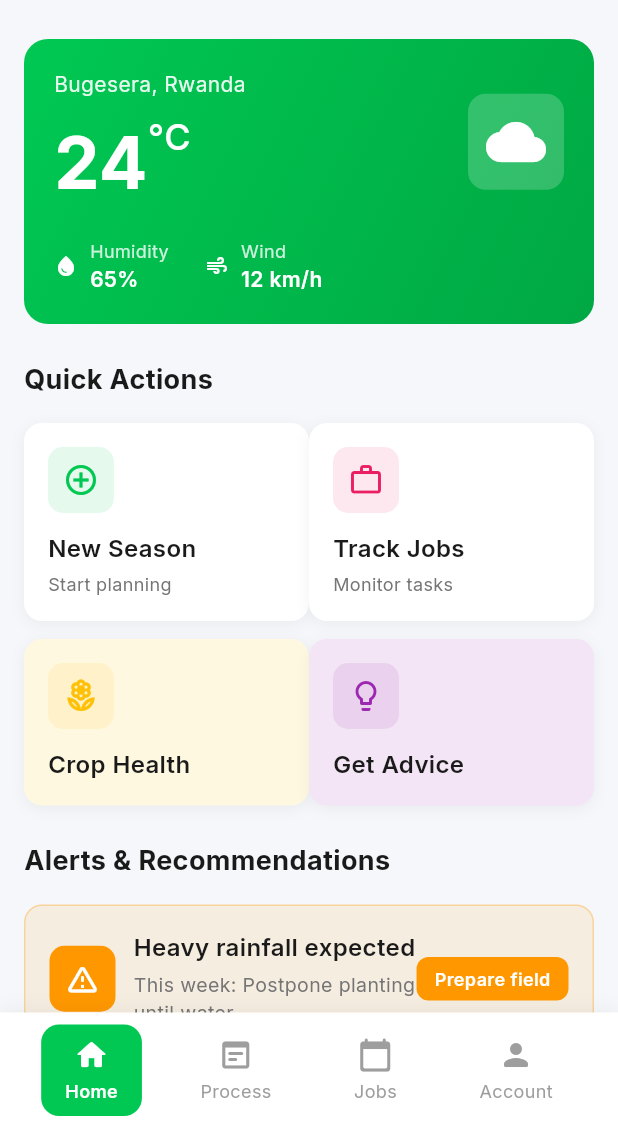
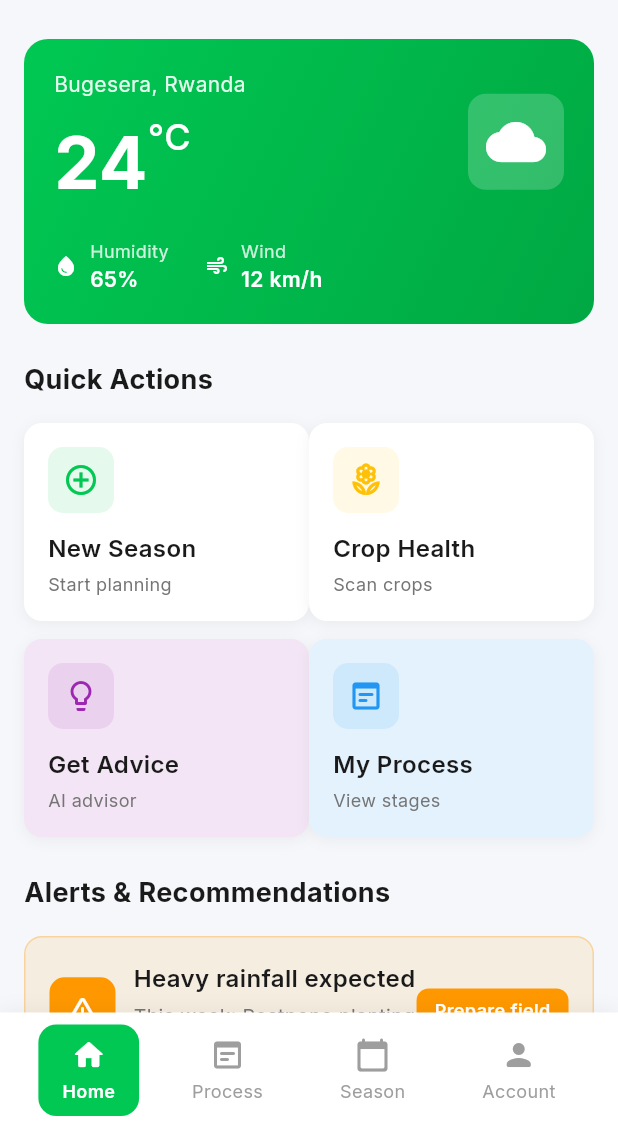
Before and after one commit to Diana-codes/cropsenseai-mobile-app, a Flutter app: the screen it shows after launch, on a phone screen of 412 x 824 dp, the part 108-1236 px from its top. Run offline on Flutter 3.47's test engine with Material 3 defaults, Android fonts, the phone set to English and light mode, and no system bars; our stand-ins replace google_fonts.

Commit message:
Updated main.dart

```diff
--- a/lib/main.dart
+++ b/lib/main.dart
@@ -71,7 +71,7 @@ class _MainNavigatorState extends State<MainNavigator> {
               children: [
                 _buildNavItem(Icons.home_rounded, 'Home', 0),
                 _buildNavItem(Icons.wysiwyg_rounded, 'Process', 1),
-                _buildNavItem(Icons.calendar_today_rounded, 'Jobs', 2),
+                _buildNavItem(Icons.calendar_today_rounded, 'Season', 2),
                 _buildNavItem(Icons.person_rounded, 'Account', 3),
               ],
             ),
--- a/lib/screens/home_screen.dart
+++ b/lib/screens/home_screen.dart
@@ -75,24 +75,10 @@ class HomeScreen extends StatelessWidget {
                     onTap: () {},
                   ),
                   QuickActionButton(
-                    icon: Icons.work_outline,
-                    label: 'Track Jobs',
-                    subtitle: 'Monitor tasks',
-                    color: Colors.white,
-                    iconColor: Colors.pink,
-                    onTap: () {},
-                  ),
-                ],
-              ),
-              const SizedBox(height: 12),
-              Row(
-                mainAxisAlignment: MainAxisAlignment.spaceBetween,
-                children: [
-                  QuickActionButton(
                     icon: Icons.local_florist_outlined,
                     label: 'Crop Health',
-                    subtitle: '',
-                    color: Colors.amber.shade50,
+                    subtitle: 'Scan crops',
+                    color: Colors.white,
                     iconColor: Colors.amber,
                     onTap: () {
                       Navigator.push(
@@ -103,10 +89,16 @@ class HomeScreen extends StatelessWidget {
                       );
                     },
                   ),
+                ],
+              ),
+              const SizedBox(height: 12),
+              Row(
+                mainAxisAlignment: MainAxisAlignment.spaceBetween,
+                children: [
                   QuickActionButton(
                     icon: Icons.lightbulb_outline,
                     label: 'Get Advice',
-                    subtitle: '',
+                    subtitle: 'AI advisor',
                     color: Colors.purple.shade50,
                     iconColor: AppColors.purple,
                     onTap: () {
@@ -117,6 +109,14 @@ class HomeScreen extends StatelessWidget {
                         ),
                       );
                     },
+                  ),
+                  QuickActionButton(
+                    icon: Icons.wysiwyg_rounded,
+                    label: 'My Process',
+                    subtitle: 'View stages',
+                    color: Colors.blue.shade50,
+                    iconColor: Colors.blue,
+                    onTap: () {},
                   ),
                 ],
               ),
```
